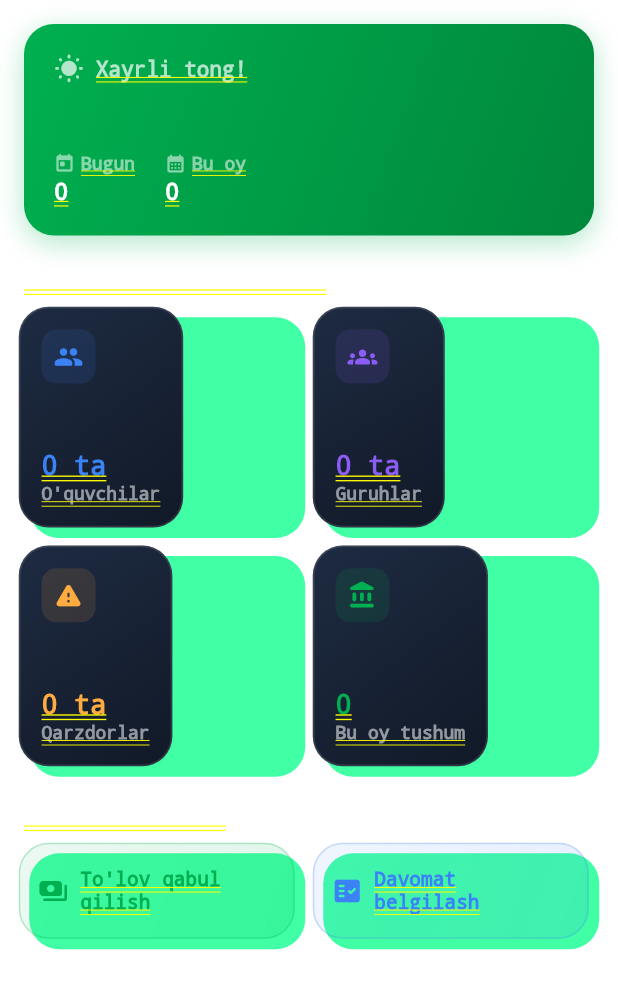
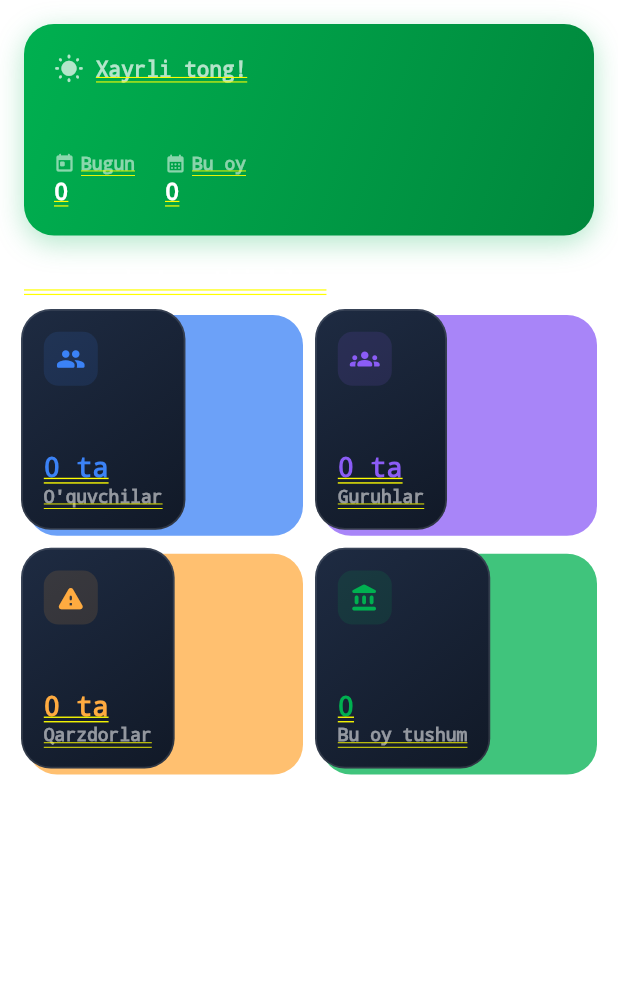
Before and after one commit to KinsfordGamer/ITPark-ipa, a Flutter app: the DashboardScreen screen opened directly with empty values, on a phone screen of 412 x 824 dp. Shown: the top 989 px of the screen. Run offline on Flutter 3.47's test engine with Material 3 defaults, Android fonts, the light colour scheme and no system bars; our stand-ins replace file_picker, flutter_local_notifications, open_file, shared_preferences; accounts and stored records are empty; network calls fail.

Commit message:
fix: set smaller depth on dashboard stats cards and remove quick actions from teacher dashboard

```diff
--- a/lib/main.dart
+++ b/lib/main.dart
@@ -42,6 +42,7 @@ class ThreeDContainer extends StatefulWidget {
   final Border? border;
   final VoidCallback? onTap;
   final Color? shadowColor;
+  final double? depth;
 
   const ThreeDContainer({
     Key? key,
@@ -56,6 +57,7 @@ class ThreeDContainer extends StatefulWidget {
     this.border,
     this.onTap,
     this.shadowColor,
+    this.depth,
   }) : super(key: key);
 
   @override
@@ -76,7 +78,8 @@ class _ThreeDContainerState extends State<ThreeDContainer> {
 
     final resolvedBorder = widget.border ?? defaultBorder;
     final rRadius = widget.borderRadius ?? BorderRadius.circular(20);
-    final double depth = _isPressed ? 1.0 : 3.5;
+    final double maxDepth = widget.depth ?? 3.5;
+    final double depth = _isPressed ? 1.0 : maxDepth;
 
     final Color solidShadowColor = widget.shadowColor ?? AppTheme.accentColor;
 
@@ -2800,6 +2803,7 @@ class DashboardTab extends StatelessWidget {
                     height: 110,
                     onTap: () {},
                     shadowColor: const Color(0xFF00FF87), // Neon Mint Shadow
+                    depth: 2.0,
                     child: Column(
                       crossAxisAlignment: CrossAxisAlignment.start,
                       children: [
@@ -2818,6 +2822,7 @@ class DashboardTab extends StatelessWidget {
                     height: 110,
                     onTap: () {},
                     shadowColor: const Color(0xFF00D2FF), // Neon Cyan Shadow
+                    depth: 2.0,
                     child: Column(
                       crossAxisAlignment: CrossAxisAlignment.start,
                       children: [
--- a/lib/screens/dashboard_screen.dart
+++ b/lib/screens/dashboard_screen.dart
@@ -138,7 +138,6 @@ class _DashboardScreenState extends State<DashboardScreen> with AutomaticKeepAli
           Text('Umumiy ko\'rsatkichlar', style: TextStyle(fontSize: 16, fontWeight: FontWeight.bold, color: textColor)),
           const SizedBox(height: 12),
 
-          // Stats Grid
           PremiumFadeIn(
             duration: const Duration(milliseconds: 400),
             child: GridView.count(
@@ -153,27 +152,6 @@ class _DashboardScreenState extends State<DashboardScreen> with AutomaticKeepAli
                 _statCard('Guruhlar', '$totalGroups ta', Icons.groups_rounded, const Color(0xFF8B5CF6)),
                 _statCard('Qarzdorlar', '$debtors ta', Icons.warning_rounded, Colors.orangeAccent),
                 _statCard('Bu oy tushum', _formatMoney(monthlyRevenue), Icons.account_balance_rounded, const Color(0xFF00B050)),
-              ],
-            ),
-          ),
-
-          const SizedBox(height: 20),
-          // Quick Actions
-          Text('Tezkor amallar', style: TextStyle(fontSize: 16, fontWeight: FontWeight.bold, color: textColor)),
-          const SizedBox(height: 12),
-          PremiumFadeIn(
-            duration: const Duration(milliseconds: 500),
-            child: Row(
-              children: [
-                Expanded(
-                  child: _quickAction('To\'lov qabul qilish', Icons.payments_rounded, const Color(0xFF00B050), () {
-                    DefaultTabController.of(context);
-                  }),
-                ),
-                const SizedBox(width: 12),
-                Expanded(
-                  child: _quickAction('Davomat belgilash', Icons.fact_check_rounded, const Color(0xFF3B82F6), () {}),
-                ),
               ],
             ),
           ),
@@ -204,6 +182,8 @@ class _DashboardScreenState extends State<DashboardScreen> with AutomaticKeepAli
     return ThreeDContainer(
       padding: const EdgeInsets.all(14),
       margin: EdgeInsets.zero,
+      depth: 2.0,
+      shadowColor: color,
       child: Column(
         crossAxisAlignment: CrossAxisAlignment.start,
         children: [
```
